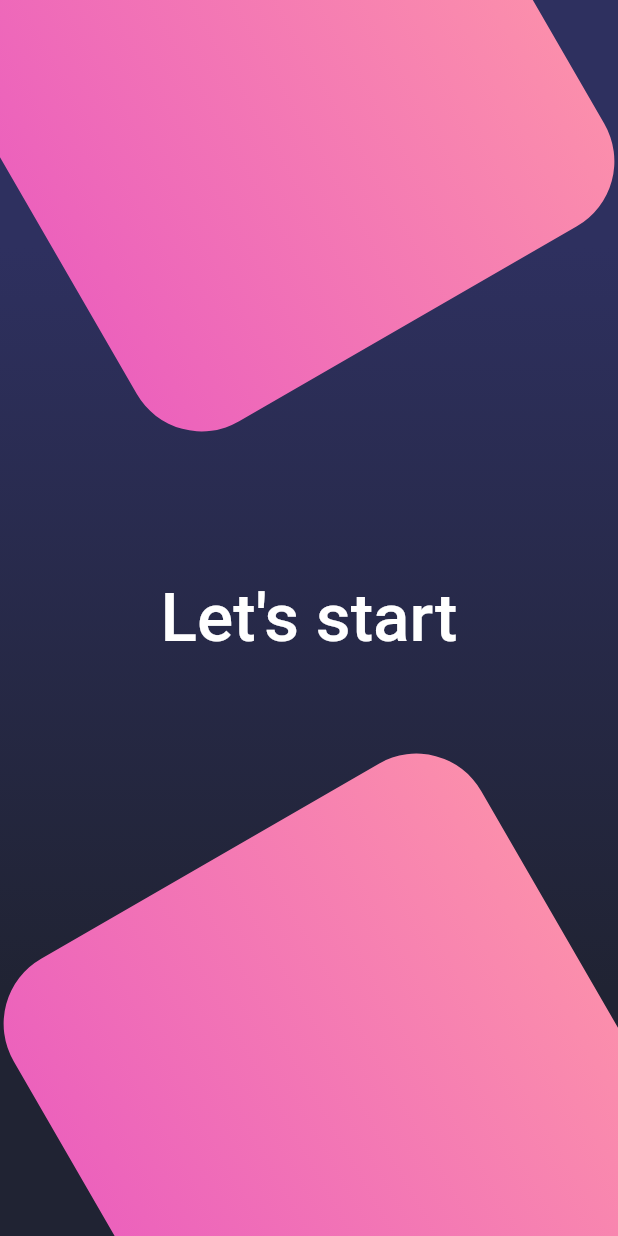
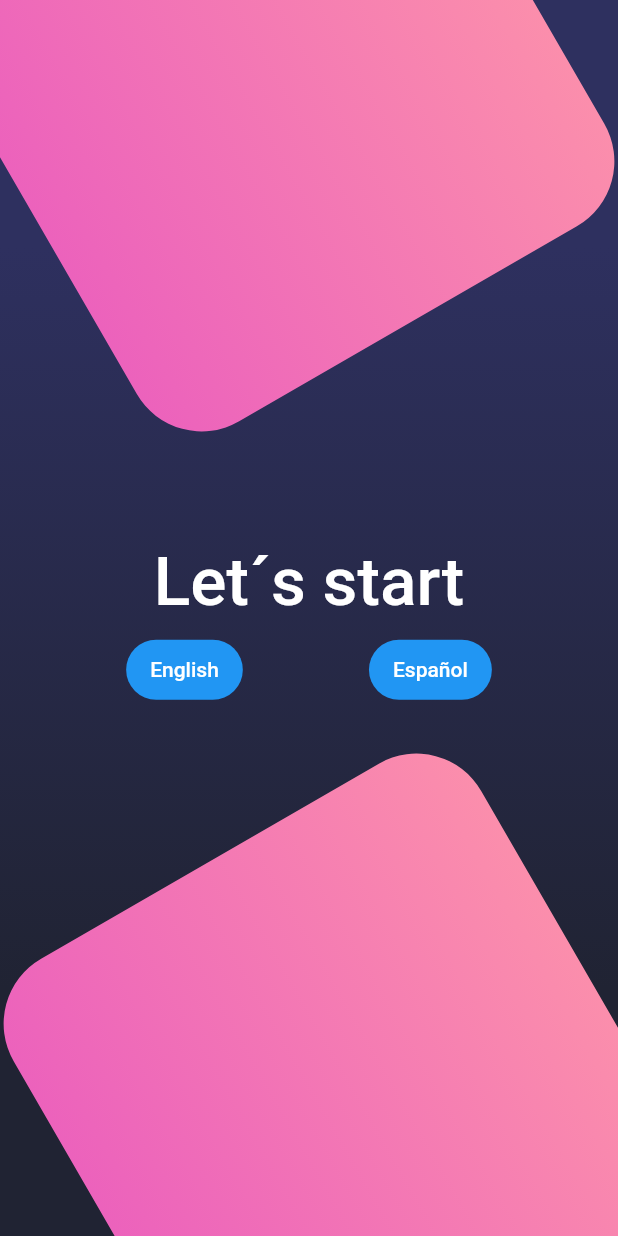
Before and after one commit to JulianSantiago24/color_generation, a Flutter app: the screen it shows after launch, on a phone screen of 412 x 824 dp. Run offline on Flutter 3.47's test engine with Material 2 defaults, Android fonts, the phone set to English and light mode, and no system bars; our stand-ins replace get, get_storage.

Commit message:
Internationalization done

```diff
--- /dev/null
+++ b/lib/app/config/translations/translations_controller.dart
@@ -0,0 +1,12 @@
+import 'dart:ui';
+
+import 'package:get/get.dart';
+
+class MessageController extends GetxController {
+
+  ///Controller to Change the languague to internationalzation
+  void chaneLanguague(String languageCode, String countryCode){
+    final locale = Locale(languageCode, countryCode);
+    Get.updateLocale(locale);
+  }
+}
--- a/lib/app/modules/login/login_page.dart
+++ b/lib/app/modules/login/login_page.dart
@@ -1,8 +1,8 @@
+import 'package:color_generation/app/config/translations/translations_controller.dart';
 import 'package:color_generation/app/modules/login/login_controller.dart';
-import 'package:color_generation/widgets/login_background.dart';
+import 'package:color_generation/app/widgets/login_background.dart';
 import 'package:flutter/material.dart';
 import 'package:get/get.dart';
-import 'package:get/get_state_manager/src/simple/get_view.dart';
 
 class LoginPage extends GetView<LoginController> {
 
@@ -13,10 +13,13 @@ class LoginPage extends GetView<LoginController> {
         children:[
           LoginBackground(),
           Center(
-            child: TextButton(
-              child: const Text(
-                "Let's start",
-                style: TextStyle(
+            child: Column(
+              mainAxisAlignment: MainAxisAlignment.center,
+              children: [
+                TextButton(
+                  child: Text(
+                    'start'.tr,
+                    style: const TextStyle(
                       fontSize: 45,
                       color: Colors.white,
                     ),
@@ -25,9 +28,40 @@ class LoginPage extends GetView<LoginController> {
                     controller.login();
                   },
                 ),
+                _LanguagueButtons()
+
+              ],
+            ),
           ),
         ],
       ),
     );
   }
 }
+
+
+class _LanguagueButtons extends StatelessWidget {
+
+  final messagesController = Get.put(MessageController());
+
+  @override
+  Widget build(BuildContext context) {
+    return Row(
+      mainAxisAlignment: MainAxisAlignment.spaceEvenly,
+      children: [
+        FilledButton.tonal(
+          onPressed: () => messagesController.chaneLanguague(
+            'en', 'US',
+          ),
+          child: const Text('English'),
+        ),
+        FilledButton.tonal(
+          onPressed: () => messagesController.chaneLanguague(
+            'es', 'CO',
+          ),
+          child: const Text('Español'),
+        ),
+      ],
+    );
+  }
+}
--- a/lib/main.dart
+++ b/lib/main.dart
@@ -1,3 +1,4 @@
+import 'package:color_generation/app/config/translations/messages.dart';
 import 'package:color_generation/app/routes/app_pages.dart';
 import 'package:flutter/material.dart';
 import 'package:get/get.dart';
@@ -7,6 +8,9 @@ void main() async {
   await GetStorage.init();
   runApp(
     GetMaterialApp(
+      translations: Messages(),
+      locale: const Locale('en', 'US'),
+      fallbackLocale: const Locale('en', 'US'),
       title: 'Flutter Color Generation',
       initialRoute: AppPages.INITIAL,
       getPages: AppPages.routes,
```
Also changed, not shown: lib/app/config/translations/messages.dart (added, +22 -0 lines), lib/app/modules/home/home_page.dart (+6 -7 lines), lib/app/widgets/login_background.dart (renamed from lib/widgets/login_background.dart). Lines whose indentation alone changed are shown as unchanged.
